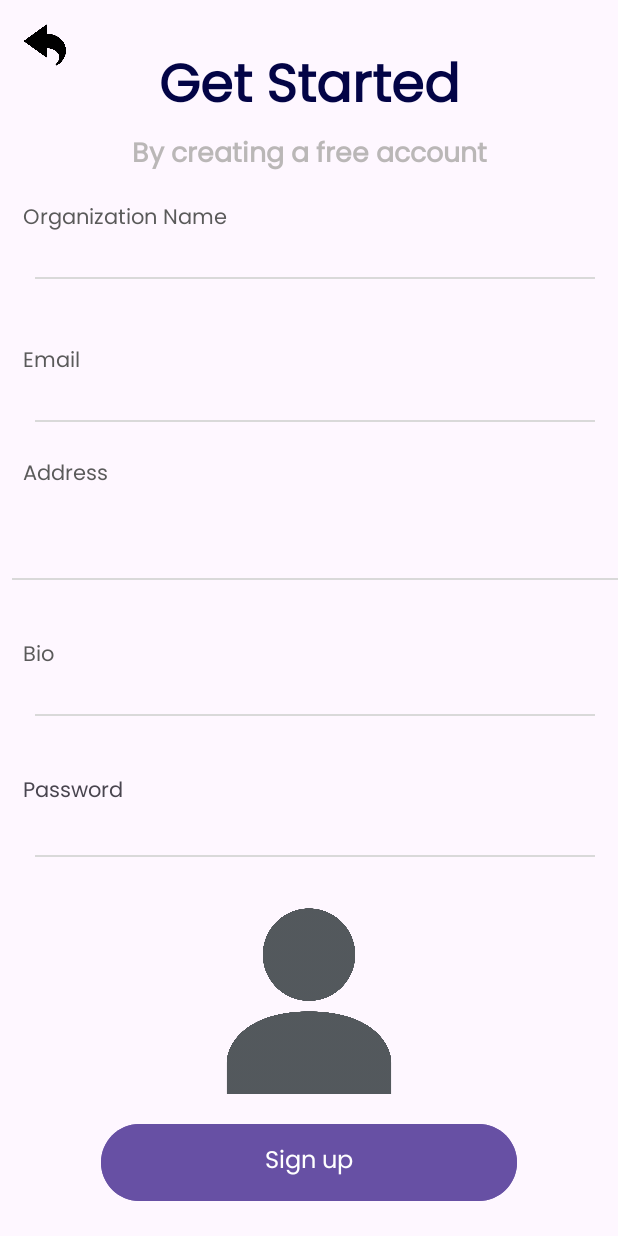
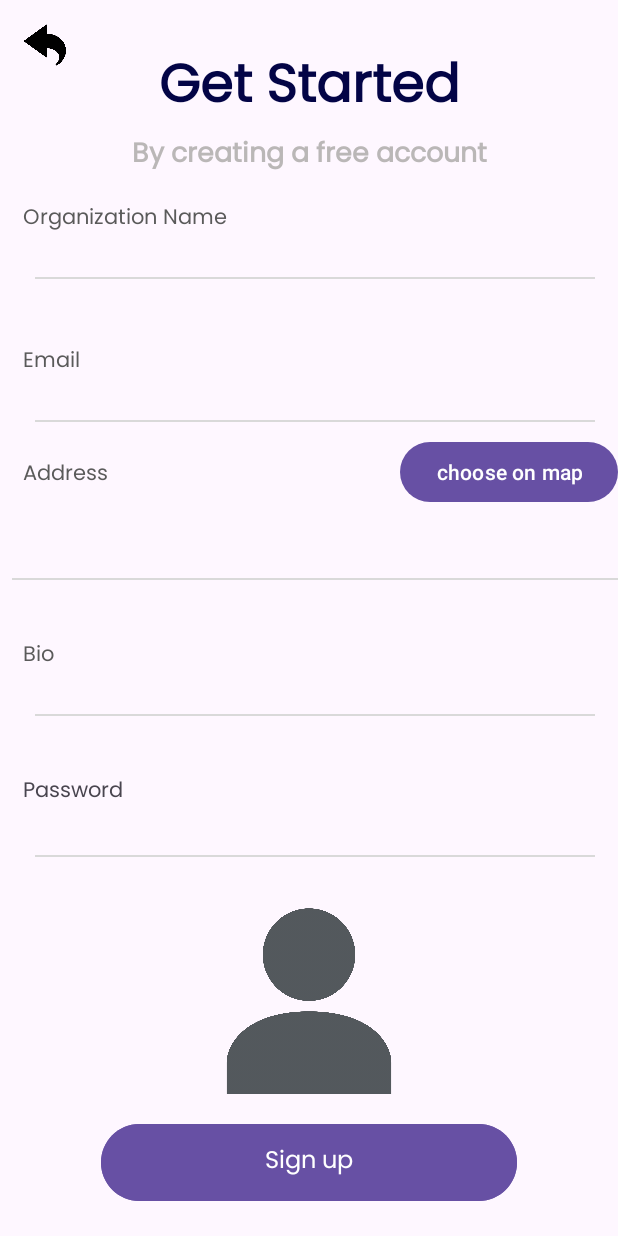
Before and after one commit to ConnectifyNow/Connectify-Mobile, an Android app: the SignUpOrganizationFragment screen opened through its navigation route, on a phone screen of 412 x 824 dp. Run offline under Robolectric (Android 15) with nearby library versions, the phone set to English and light mode, and no system bars; our stand-ins replace Firebase (no records; nobody signed in at launch, a user with empty details on screens opened directly), Picasso, Room's generated code, navigation-ui; libraries missing offline, so code that uses them is left out: com.firebase.geofire, org.osmdroid.config, org.osmdroid.tileprovider, org.osmdroid.util, org.osmdroid.views; pictures from the network do not load; 9 statements that could not run were skipped.

Commit message:
feat: choose on map button to organization signup

```diff
--- a/app/src/main/res/layout/fragment_sign_up_organization.xml
+++ b/app/src/main/res/layout/fragment_sign_up_organization.xml
@@ -81,15 +81,17 @@
         style="@style/AppTextStyle"
         android:layout_width="0dp"
         android:layout_height="25dp"
+        android:gravity="top"
         android:paddingLeft="15dp"
         android:paddingRight="15dp"
-      android:gravity="top"
         android:text="@string/address"
         android:textColor="@color/Dark_Gray"
-      app:layout_constraintEnd_toEndOf="parent"
-      app:layout_constraintHorizontal_bias="0.0"
         app:layout_constraintStart_toStartOf="parent"
-      app:layout_constraintTop_toBottomOf="@id/email_organization" />
+        app:layout_constraintTop_toBottomOf="@id/email_organization"
+        app:layout_constraintEnd_toStartOf="@id/choose_on_map_button"
+
+        />
+
 
     <AutoCompleteTextView
       android:id="@+id/organizationSuggestion"
@@ -102,7 +104,6 @@
       android:paddingRight="15dp"
       app:layout_constraintBottom_toTopOf="@+id/add_error_message"
       app:layout_constraintEnd_toEndOf="parent"
-      app:layout_constraintStart_toStartOf="parent"
       app:layout_constraintTop_toBottomOf="@+id/input_suggestions" />
 
     <View
@@ -223,6 +224,19 @@
       app:layout_constraintTop_toBottomOf="@+id/password_organization"
       app:layout_constraintVertical_bias="0.841" />
 
+    <Button
+        android:id="@+id/choose_on_map_button"
+        android:layout_width="wrap_content"
+        android:layout_height="wrap_content"
+        android:text="@string/choose_on_map"
+        app:layout_constraintBaseline_toBaselineOf="@+id/input_suggestions"
+        app:layout_constraintBottom_toBottomOf="parent"
+        app:layout_constraintEnd_toEndOf="parent"
+        app:layout_constraintHorizontal_bias="0.57"
+        app:layout_constraintStart_toEndOf="@+id/input_suggestions"
+        app:layout_constraintTop_toBottomOf="@id/email_organization"
+        app:layout_constraintVertical_bias="0.41" />
+
   </androidx.constraintlayout.widget.ConstraintLayout>
 
 </ScrollView>
--- a/app/src/main/res/values/strings.xml
+++ b/app/src/main/res/values/strings.xml
@@ -85,4 +85,5 @@
     <string name="back">Back</string>
     <string name="log_out">Log Out</string>
     <string name="explore_organizations">Back to Map</string>
+    <string name="choose_on_map">choose on map</string>
 </resources>
```
Lines whose indentation alone changed are shown as unchanged.
